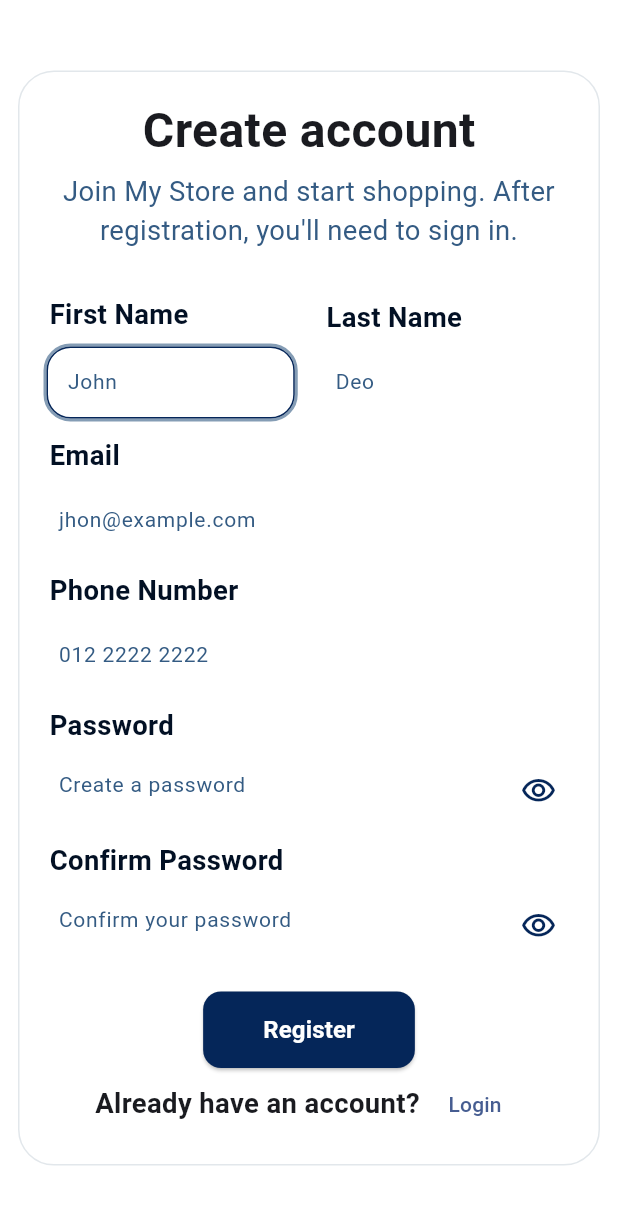
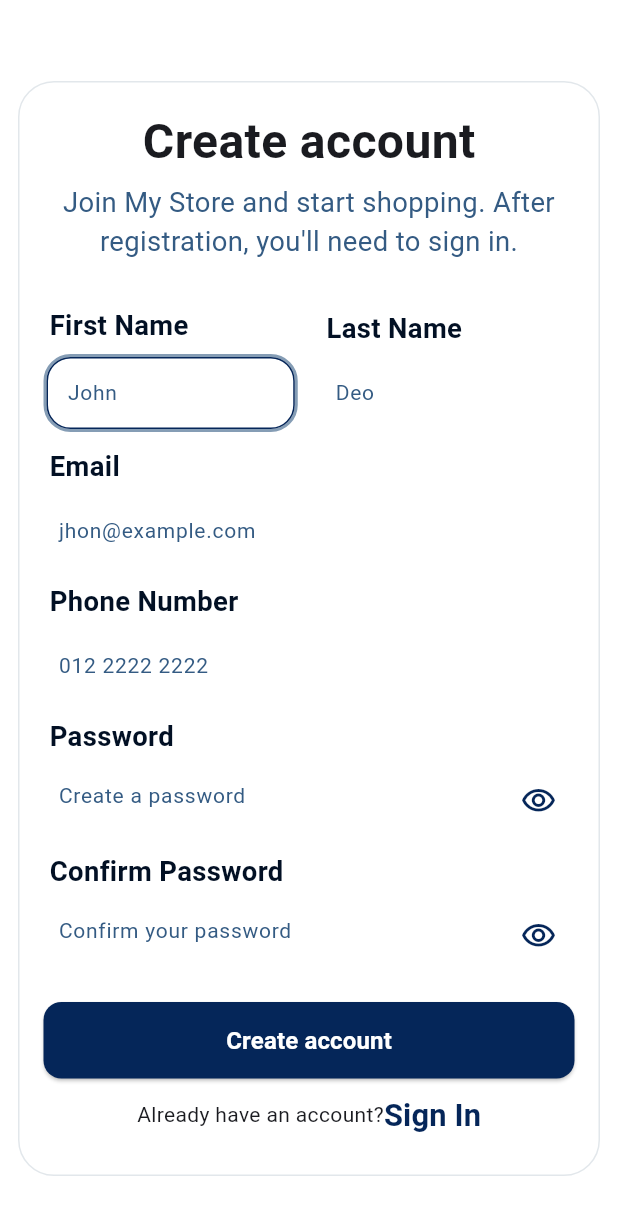
Before and after one commit to MinaYasser100/My-Store, a Flutter app: the screen it shows after launch, on a phone screen of 412 x 824 dp. Shown: the top 1215 px of the screen. Run offline on Flutter 3.47's test engine with Material 3 defaults, Android fonts, the phone set to English and light mode, and no system bars; our stand-ins replace animated_text_kit, cloud_firestore, connectivity_plus, dartz, firebase_auth, firebase_core and 8 more; accounts and stored records are empty.

Commit message:
finish register UI

```diff
--- a/lib/core/utils/theme_data_func.dart
+++ b/lib/core/utils/theme_data_func.dart
@@ -27,8 +27,9 @@ ThemeData themeDataFunc() {
     ),
     elevatedButtonTheme: ElevatedButtonThemeData(
       style: ElevatedButton.styleFrom(
-        backgroundColor: ColorsTheme().secondaryColor,
+        backgroundColor: ColorsTheme().primaryDark,
         foregroundColor: ColorsTheme().whiteColor,
+        minimumSize: const Size(double.infinity, 50),
         padding: const EdgeInsets.symmetric(horizontal: 40, vertical: 14),
         shape: RoundedRectangleBorder(borderRadius: BorderRadius.circular(12)),
       ),
--- a/lib/core/widgets/custom_text_form_field.dart
+++ b/lib/core/widgets/custom_text_form_field.dart
@@ -48,8 +48,6 @@ class _CustomTextFormFieldState extends State<CustomTextFormField> {
   Widget build(BuildContext context) {
     final isFocused = _focusNode.hasFocus;
 
-    // Use FormField so we can render the error text outside the decorated
-    // container (below it) instead of letting InputDecoration draw it inside.
     return FormField<String>(
       initialValue: widget.textFieldModel.controller.text,
       validator: widget.textFieldModel.validator,
@@ -62,10 +60,8 @@ class _CustomTextFormFieldState extends State<CustomTextFormField> {
               decoration: isFocused
                   ? BoxDecoration(
                       border: Border.all(
-                        color: ColorsTheme().primaryLight.withAlpha(
-                          153,
-                        ), // Outer border color
-                        width: 2, // Wider outer border
+                        color: ColorsTheme().primaryLight.withAlpha(153),
+                        width: 2,
                       ),
                       borderRadius: BorderRadius.circular(18),
                     )
@@ -89,8 +85,6 @@ class _CustomTextFormFieldState extends State<CustomTextFormField> {
                     vertical: 10,
                   ),
                   hintText: widget.textFieldModel.hintText,
-                  // Hide the internal error text so we can show it below the
-                  // container instead.
                   errorText: null,
                   hintStyle: TextStyle(color: ColorsTheme().primaryLight),
                   suffixIcon: widget.textFieldModel.obscureText
@@ -116,9 +110,6 @@ class _CustomTextFormFieldState extends State<CustomTextFormField> {
               ),
             ),
 
-            // Render validation message below the two borders (outside the
-            // decorated container). We use the FormField's state to get the
-            // current error text so it'll update when the form is validated.
             if (fieldState.errorText != null)
               Padding(
                 padding: const EdgeInsets.only(left: 8.0, top: 6.0),
--- /dev/null
+++ b/lib/features/register/ui/widgets/have_account_widget.dart
@@ -0,0 +1,33 @@
+import 'package:flutter/material.dart';
+import 'package:my_store/core/theme/app_style.dart';
+import 'package:my_store/core/utils/colors.dart';
+import 'package:my_store/features/login/ui/login_view.dart';
+
+class HaveAccountWidget extends StatelessWidget {
+  const HaveAccountWidget({super.key});
+
+  @override
+  Widget build(BuildContext context) {
+    return Row(
+      mainAxisAlignment: MainAxisAlignment.center,
+      children: [
+        Text('Already have an account?'),
+        TextButton(
+          onPressed: () {
+            Navigator.push(
+              context,
+              MaterialPageRoute(builder: (context) => const LoginView()),
+            );
+          },
+          style: TextButton.styleFrom(padding: const EdgeInsets.all(0)),
+          child: Text(
+            'Sign In',
+            style: AppTextStyles.styleBold18sp(
+              context,
+            ).copyWith(color: ColorsTheme().primaryDark),
+          ),
+        ),
+      ],
+    );
+  }
+}
--- a/lib/features/register/ui/widgets/register_body_view.dart
+++ b/lib/features/register/ui/widgets/register_body_view.dart
@@ -1,11 +1,10 @@
 import 'package:flutter/material.dart';
 import 'package:flutter_bloc/flutter_bloc.dart';
-import 'package:my_store/core/theme/app_style.dart';
 import 'package:my_store/core/utils/colors.dart';
 import 'package:my_store/features/forgot_password/manager/autovalidate_mode/autovalidate_mode_cubit.dart';
-import 'package:my_store/features/login/ui/login_view.dart';
 import 'package:my_store/features/register/ui/widgets/register_form_fields.dart';
 
+import 'have_account_widget.dart';
 import 'register_submit_button.dart';
 
 class RegisterBodyView extends StatelessWidget {
@@ -44,10 +43,12 @@ class RegisterBodyView extends StatelessWidget {
   Widget build(BuildContext context) {
     return Center(
       child: SingleChildScrollView(
-        padding: const EdgeInsets.symmetric(horizontal: 12),
+        padding: const EdgeInsets.symmetric(horizontal: 12, vertical: 24),
         child: BlocBuilder<AutovalidateModeCubit, AutovalidateModeState>(
           builder: (context, state) {
-            return Form(
+            return Padding(
+              padding: const EdgeInsets.symmetric(vertical: 30),
+              child: Form(
                 key: _formKey,
                 autovalidateMode: context
                     .read<AutovalidateModeCubit>()
@@ -79,30 +80,13 @@ class RegisterBodyView extends StatelessWidget {
                         emailController: emailController,
                         passwordController: passwordController,
                         confirmPasswordController: confirmPasswordController,
+                        phoneController: phoneController,
                         firstNameController: firstNameController,
                         lastNameController: lastNameController,
                       ),
-                    Row(
-                      mainAxisAlignment: MainAxisAlignment.center,
-                      children: [
-                        Text(
-                          'Already have an account? ',
-                          style: AppTextStyles.styleBold16sp(context),
-                        ),
-                        TextButton(
-                          onPressed: () {
-                            Navigator.push(
-                              context,
-                              MaterialPageRoute(
-                                builder: (context) => const LoginView(),
-                              ),
-                            );
-                          },
-                          child: const Text('Login'),
-                        ),
+                      HaveAccountWidget(),
                     ],
                   ),
-                  ],
                 ),
               ),
             );
--- a/lib/features/register/ui/widgets/register_submit_button.dart
+++ b/lib/features/register/ui/widgets/register_submit_button.dart
@@ -15,6 +15,7 @@ class RegisterSubmitButton extends StatelessWidget {
     required this.confirmPasswordController,
     required this.firstNameController,
     required this.lastNameController,
+    required this.phoneController,
   });
 
   final GlobalKey<FormState> formKey;
@@ -23,6 +24,7 @@ class RegisterSubmitButton extends StatelessWidget {
   final TextEditingController confirmPasswordController;
   final TextEditingController firstNameController;
   final TextEditingController lastNameController;
+  final TextEditingController phoneController;
 
   @override
   Widget build(BuildContext context) {
@@ -48,9 +50,6 @@ class RegisterSubmitButton extends StatelessWidget {
       },
       builder: (context, state) {
         return ElevatedButton(
-          style: ElevatedButton.styleFrom(
-            backgroundColor: ColorsTheme().primaryDark,
-          ),
           onPressed: () {
             if (formKey.currentState!.validate()) {
               FocusScope.of(context).unfocus();
@@ -65,7 +64,7 @@ class RegisterSubmitButton extends StatelessWidget {
             }
           },
           child: Text(
-            "Register",
+            "Create account",
             style: TextStyle(
               color: ColorsTheme().whiteColor,
               fontSize: 16,
```
Lines whose indentation alone changed are shown as unchanged.
